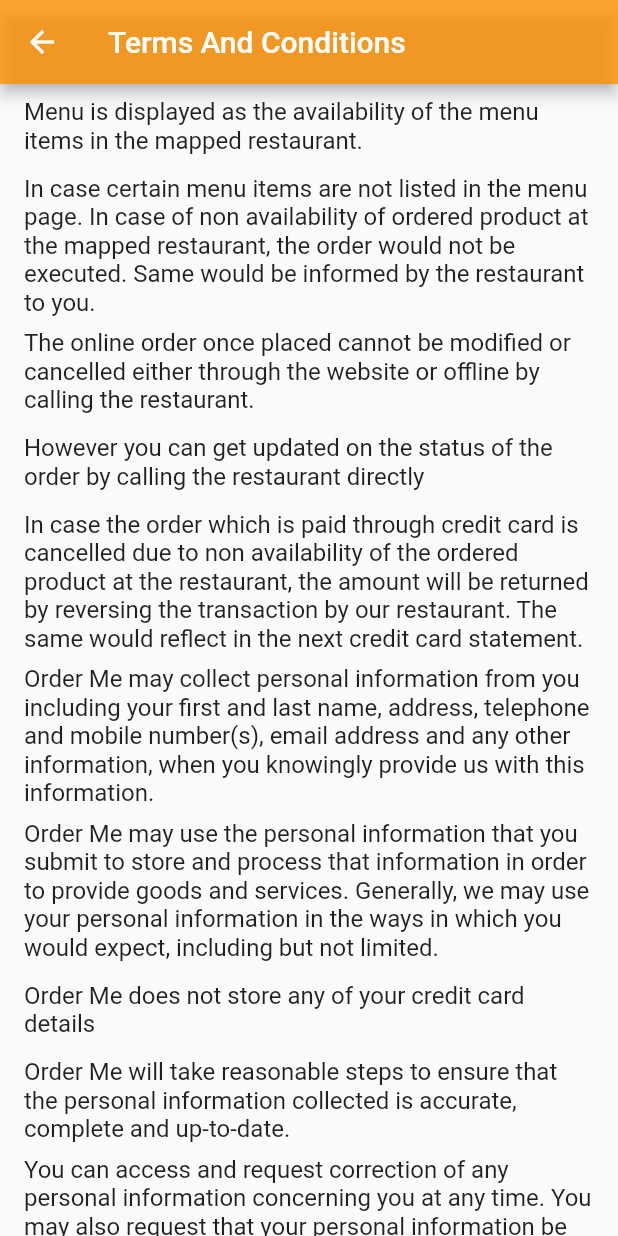
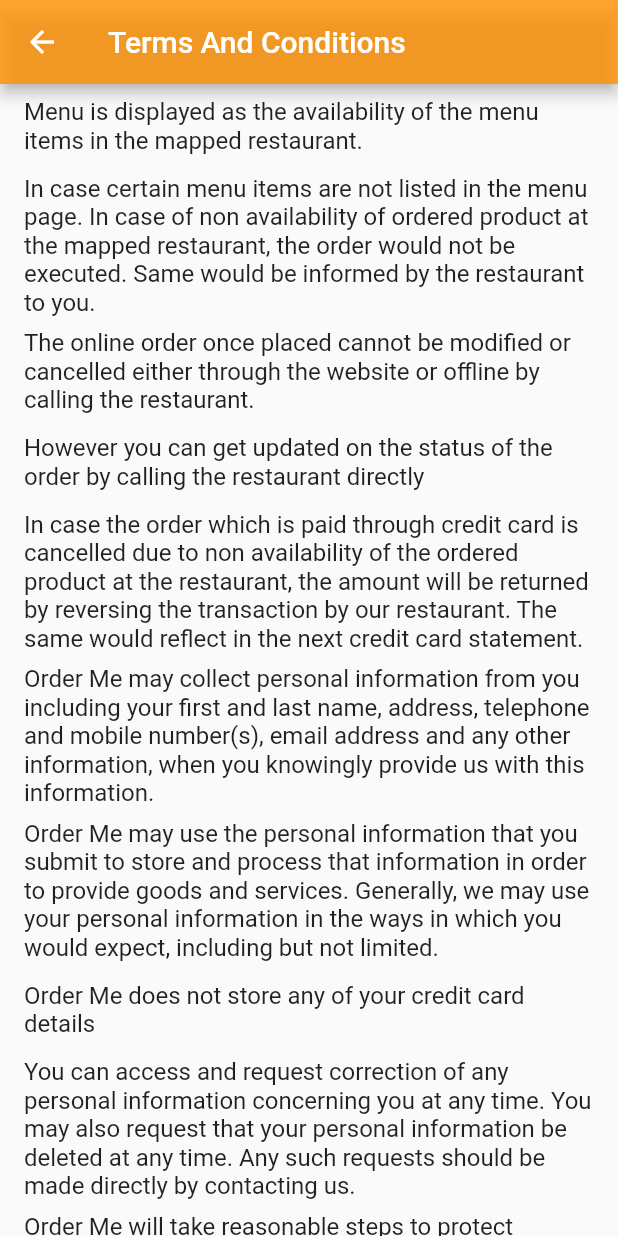
Before and after one commit to Nav2030/Order_me, a Flutter app: the Terms screen opened directly, on a phone screen of 412 x 824 dp. Run offline on Flutter 3.47's test engine with Material 2 defaults, Android fonts, the phone set to English and light mode, and no system bars; our stand-ins replace carousel_pro, cloud_firestore, firebase_auth; accounts and stored records are empty.

Commit message:
Terms and cons=ditions completed

```diff
--- a/lib/Pages/terms.dart
+++ b/lib/Pages/terms.dart
@@ -42,15 +42,6 @@
               title: new Text('Order Me does not store any of your credit card details'),
             ),
             new ListTile(
-              title: new Text('Order Me will take reasonable steps to ensure that the personal information collected is accurate, complete and up-to-date.'),
-            ),
-            new ListTile(
-              title: new Text('You can access and request correction of any personal information concerning you at any time. You may also request that your personal information be deleted at any time. Any such requests should be made directly by contacting us.'),
-            ),
-            new ListTile(
-              title: new Text('Order Me will take reasonable steps to protect personal information from misuse, loss and unauthorized access, modification or disclosure.'),
-            ),
-            new ListTile(
               title: new Text('You can access and request correction of any personal information concerning you at any time. You may also request that your personal information be deleted at any time. Any such requests should be made directly by contacting us.'),
             ),
             new ListTile(
```
